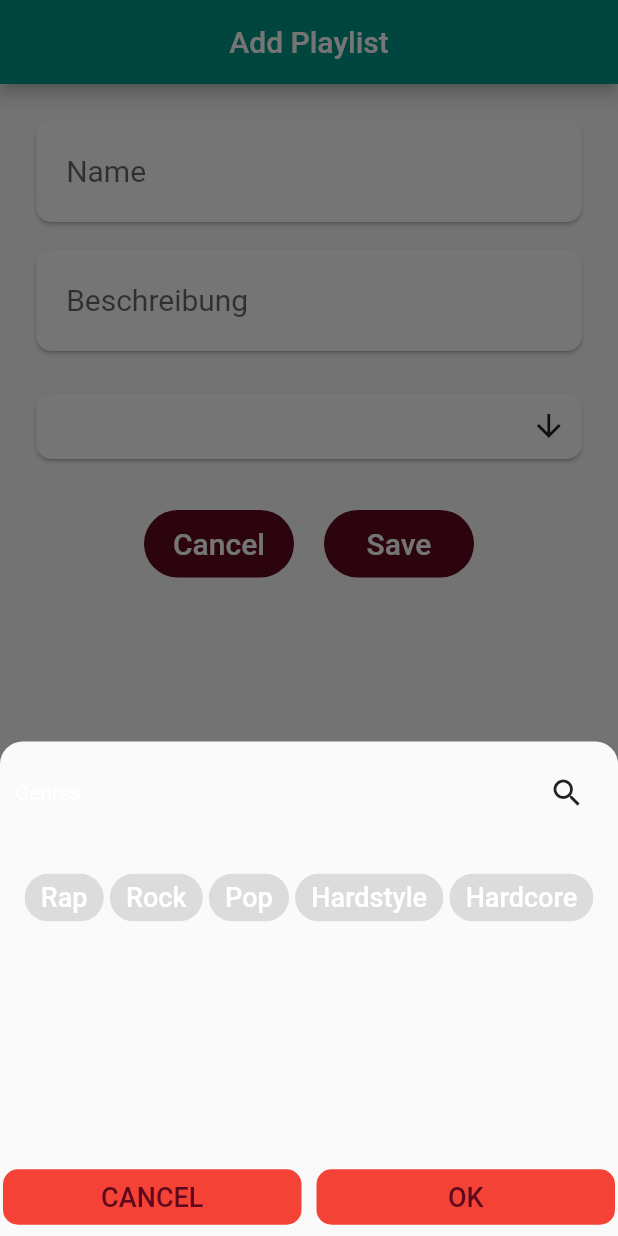
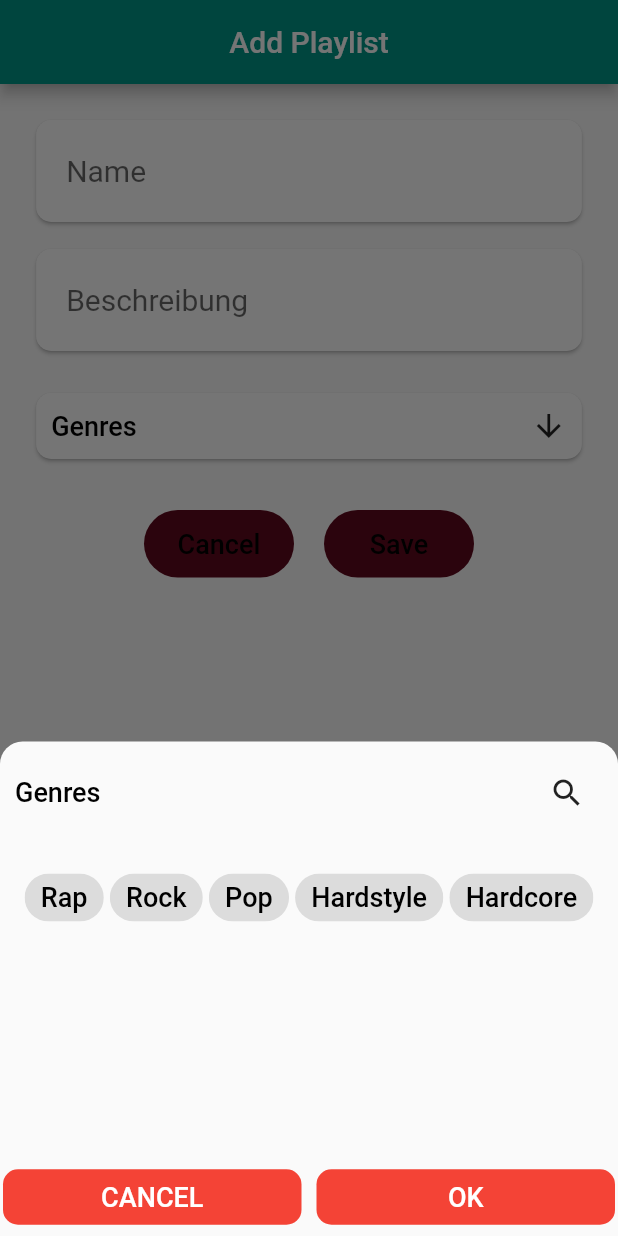
Before and after one commit to Fluttify-App/fluttify-frontend, a Flutter app: the AddPlaylistView screen opened directly, after a tap on "Genres", on a phone screen of 412 x 824 dp. Run offline on Flutter 3.47's test engine with Material 2 defaults, Android fonts, the phone set to English and light mode, and no system bars; our stand-ins replace equatable, firebase_dynamic_links, flutter_dotenv, flutter_spinkit, get_it, persistent_bottom_nav_bar and 5 more; accounts and stored records are empty; network calls fail; Roboto replaces fonts that are missing (Montserrat).

Commit message:
better theming in dark mode

```diff
--- a/lib/services/theme_service.dart
+++ b/lib/services/theme_service.dart
@@ -30,20 +30,36 @@ class ThemeService extends ChangeNotifier {
   }
 
   static final ThemeData darkTheme = ThemeData.dark().copyWith(
-    primaryColor: Color.fromARGB(255, 94, 8, 28), //Fluttify Red
-    accentColor: Color(0xffbcc2a36),
-    appBarTheme: AppBarTheme(backgroundColor: Color(0xffb424242)),
+    primaryColor: Colors.white,
+    //accentColor: Color(0xffcb2d3e),
+    accentColor: Color(0xffef473a),
+    scaffoldBackgroundColor: Color(0xff1c1c1c),
+    cardColor: Color(0xff424242),
+    hintColor: Color(0xffbdb9ba),
+    appBarTheme: AppBarTheme(backgroundColor: Color(0xff424242)),
     bottomNavigationBarTheme:
-        BottomNavigationBarThemeData(backgroundColor: Color(0xffb424242)),
+        BottomNavigationBarThemeData(backgroundColor: Color(0xff424242)),
     textTheme: TextTheme(
       button: const TextStyle(
-          fontSize: 18, fontFamily: 'Montserrat', color: Colors.white),
-      bodyText1: const TextStyle(fontSize: 18.0, fontFamily: 'Montserrat'),
+          fontSize: 14, fontFamily: 'Montserrat', color: Colors.white),
+      bodyText1: const TextStyle(
+          fontSize: 20.0,
+          fontFamily: 'Montserrat',
+          fontWeight: FontWeight.normal),
+      bodyText2: const TextStyle(
+          fontSize: 18.0,
+          fontFamily: 'Montserrat',
+          fontWeight: FontWeight.normal),
       headline1: const TextStyle(
           fontSize: 25.0,
           fontFamily: 'Montserrat',
           fontWeight: FontWeight.w600),
+      subtitle1: const TextStyle(
+          fontSize: 14.0,
+          fontFamily: 'Montserrat',
+          fontWeight: FontWeight.normal),
     ),
+    backgroundColor: Color(0xff1c1c1c),
     dividerColor: Colors.white,
     textButtonTheme: TextButtonThemeData(
       style: TextButton.styleFrom(
--- a/lib/ui/views/playlists_views/add_playlist_views/add_playlist_view.dart
+++ b/lib/ui/views/playlists_views/add_playlist_views/add_playlist_view.dart
@@ -121,23 +121,23 @@ class AddPlaylistView extends StatelessWidget {
                                 listType: MultiSelectListType.CHIP,
                                 selectedItemsTextStyle:
                                     TextStyle(color: Colors.white),
-                                selectedColor: Theme.of(context).primaryColor,
-                                itemsTextStyle: TextStyle(color: Colors.white),
+                                selectedColor: Theme.of(context).accentColor,
+                                itemsTextStyle:
+                                    Theme.of(context).textTheme.button,
                                 searchable: true,
-                                buttonText: Text("Genres"),
-                                title: Text("Genres"),
+                                buttonText: Text("Genres",
+                                    style:
+                                        Theme.of(context).textTheme.bodyText1),
+                                title: Text("Genres",
+                                    style:
+                                        Theme.of(context).textTheme.bodyText1),
                                 items: model.playlistGenre!,
                                 onConfirm: (List<dynamic> values) {
                                   model.addGenre(values);
                                 },
                                 chipDisplay: MultiSelectChipDisplay(
-                                  decoration: BoxDecoration(
-                                    color: Theme.of(context)
-                                        .primaryColor
-                                        .withOpacity(.4),
-                                  ),
-                                  chipColor: Theme.of(context).primaryColor,
-                                  textStyle: TextStyle(color: Colors.white),
+                                  chipColor: Theme.of(context).accentColor,
+                                  textStyle: Theme.of(context).textTheme.button,
                                   onTap: (String value) {
                                     model.removeGenre(value);
                                   },
@@ -159,15 +159,16 @@ class AddPlaylistView extends StatelessWidget {
                                   child: TextButton(
                                       style: TextButton.styleFrom(
                                           backgroundColor:
-                                              Theme.of(context).primaryColor,
+                                              Theme.of(context).accentColor,
                                           shape: StadiumBorder(
                                               side: BorderSide(
                                                   color: Colors.transparent))),
                                       child: Text('Cancel',
-                                          style: TextStyle(
-                                              fontSize: 20,
-                                              color: Colors.white)),
-                                      onPressed: () => model.navigateBack(context)),
+                                          style: Theme.of(context)
+                                              .textTheme
+                                              .bodyText1),
+                                      onPressed: () =>
+                                          model.navigateBack(context)),
                                 ),
                               ),
                             ),
@@ -181,14 +182,14 @@ class AddPlaylistView extends StatelessWidget {
                                   child: TextButton(
                                       style: TextButton.styleFrom(
                                           backgroundColor:
-                                              Theme.of(context).primaryColor,
+                                              Theme.of(context).accentColor,
                                           shape: StadiumBorder(
                                               side: BorderSide(
                                                   color: Colors.transparent))),
                                       child: Text('Save',
-                                          style: TextStyle(
-                                              fontSize: 20,
-                                              color: Colors.white)),
+                                          style: Theme.of(context)
+                                              .textTheme
+                                              .bodyText1),
                                       onPressed: () => model.save(context)),
                                 ),
                               ),
--- a/lib/ui/views/playlists_views/edit_playlist_views/edit_playlist_viewmodel.dart
+++ b/lib/ui/views/playlists_views/edit_playlist_views/edit_playlist_viewmodel.dart
@@ -2,6 +2,7 @@ import 'package:flutter/cupertino.dart';
 import 'package:fluttify/app/locator.dart';
 import 'package:fluttify/models/playlist.dart';
 import 'package:fluttify/models/song.dart';
+import 'package:fluttify/services/dynamic_link_service.dart';
 import 'package:fluttify/services/fluttify_playlist_service.dart';
 import 'package:fluttify/services/navigation_service.dart';
 import 'package:fluttify/services/playlist_service.dart';
@@ -15,6 +16,7 @@ class EditPlaylistViewModel extends BaseViewModel {
   final PlaylistNavigationService _navigationService =
       locator<PlaylistNavigationService>();
   final PlaylistService playlistService = locator<PlaylistService>();
+  final DynamicLinkService _dynamicLinkService = locator<DynamicLinkService>();
 
   final FluttifyPlaylistService fluttifyPlaylistService =
       locator<FluttifyPlaylistService>();
@@ -75,4 +77,8 @@ class EditPlaylistViewModel extends BaseViewModel {
         await fluttifyPlaylistService.getFluttifyPlaylist(playlistId);
     setPlaylist(playlist);
   }
+
+  Future<void> pressShare(String playlistId) async {
+    _dynamicLinkService.createFirstPostLink(playlistId);
+  }
 }
--- a/lib/ui/widgets/multi_select_bottom_sheet_field/multi_select_bottom_sheet.dart
+++ b/lib/ui/widgets/multi_select_bottom_sheet_field/multi_select_bottom_sheet.dart
@@ -304,11 +304,7 @@ class _MultiSelectBottomSheetState<V> extends State<MultiSelectBottomSheet<V>> {
                             Text(
                               "CANCEL",
                               style: TextStyle(
-                                color: (widget.selectedColor != null &&
-                                        widget.selectedColor !=
-                                            Colors.transparent)
-                                    ? widget.selectedColor!.withOpacity(1)
-                                    : Theme.of(context).primaryColor,
+                                color: Colors.white,
                               ),
                             ),
                       ),
@@ -324,11 +320,7 @@ class _MultiSelectBottomSheetState<V> extends State<MultiSelectBottomSheet<V>> {
                             Text(
                               "OK",
                               style: TextStyle(
-                                color: (widget.selectedColor != null &&
-                                        widget.selectedColor !=
-                                            Colors.transparent)
-                                    ? widget.selectedColor!.withOpacity(1)
-                                    : Theme.of(context).primaryColor,
+                                color: Colors.white,
                               ),
                             ),
                       ),
```
Also changed, not shown: lib/ui/views/playlists_views/edit_playlist_views/edit_playlist_view.dart (+30 -24 lines), lib/ui/views/playlists_views/playlist_view/playlist_view.dart (+3 -12 lines), lib/ui/views/user_views/user_view.dart (+4 -4 lines).
